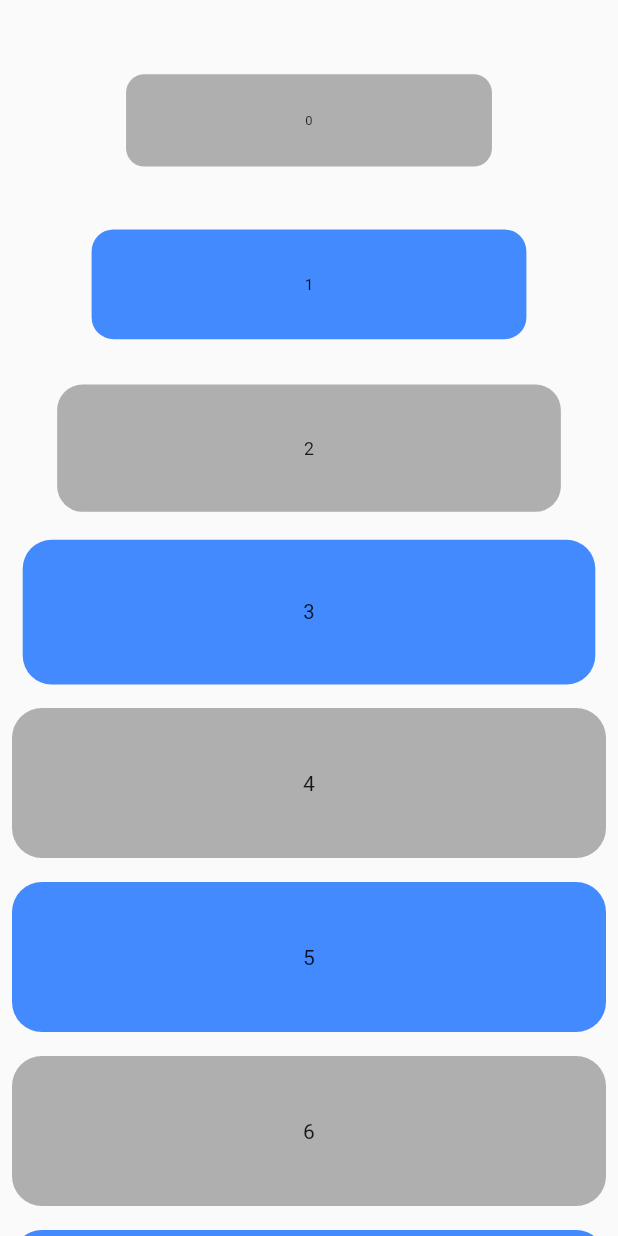
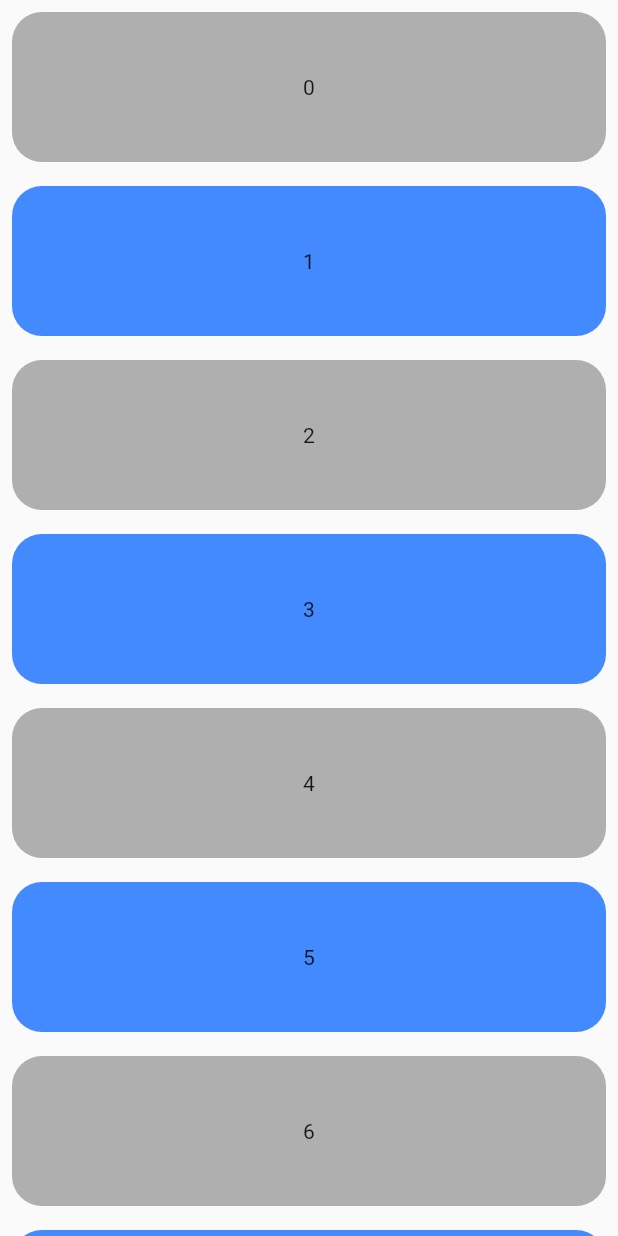
Before and after one commit to mobile215/transformable_list_view, a Flutter app: the screen it shows after launch, on a phone screen of 412 x 824 dp. Run offline on Flutter 3.47's test engine with Material 2 defaults, Android fonts, the phone set to English and light mode, and no system bars.

Commit message:
paintExtent replaced with viewportMainAxisExtent

```diff
--- a/lib/src/transform_matrix_callback.dart
+++ b/lib/src/transform_matrix_callback.dart
@@ -1,4 +1,8 @@
 import 'package:flutter/rendering.dart';
 
 typedef TransformMatrixCallback = Matrix4 Function(
-    Offset offset, Size size, double paintExtent, int? index);
+  Offset offset,
+  Size childSize,
+  double viewportMainAxisExtent,
+  int? index,
+);
--- a/lib/src/transformable_sliver_list.dart
+++ b/lib/src/transformable_sliver_list.dart
@@ -88,7 +88,7 @@ class TransformableRenderSliverList extends RenderSliverList {
         final paintTransform = getTransformMatrix(
           childOffset,
           child.size,
-          paintExtentOf(child),
+          constraints.viewportMainAxisExtent,
           child is RenderIndexedSemantics ? child.index : null,
         );
 
@@ -97,6 +97,7 @@ class TransformableRenderSliverList extends RenderSliverList {
           childOffset,
           paintTransform,
           (context, offset) => context.paintChild(child!, offset),
+
           ///TODO add [oldLayer] for perfomance optimization
         );
 
```
Also changed, not shown: lib/src/transformable_sliver.dart (+1 -17 lines).
